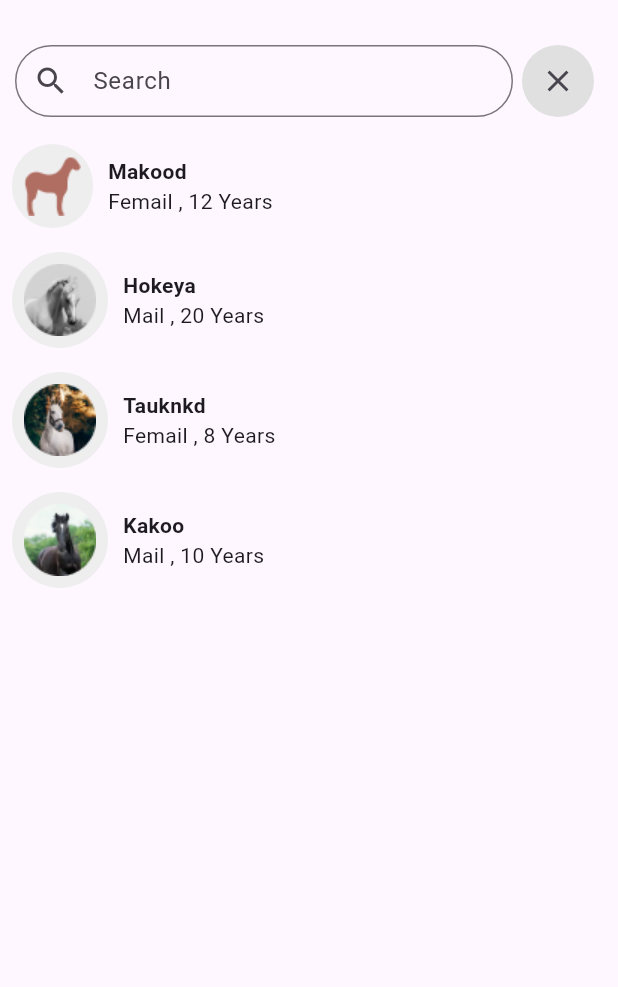
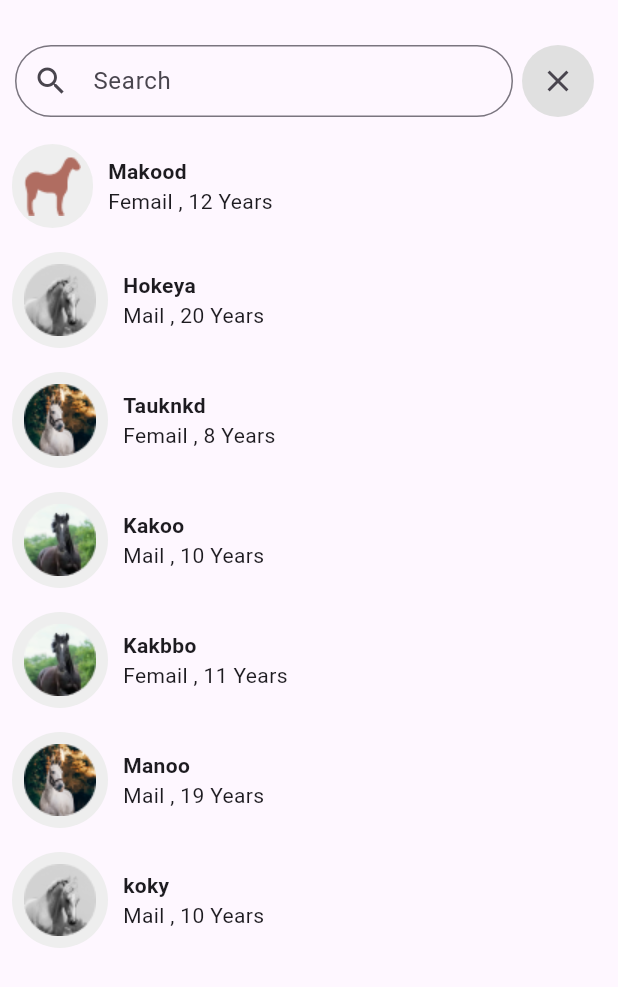
Before and after one commit to atefelsaeed/FamilyTree, a Flutter app: the SearchScreen screen opened directly with empty values, on a phone screen of 412 x 824 dp. Shown: the top 987 px of the screen. Run offline on Flutter 3.47's test engine with Material 3 defaults, Android fonts, the phone set to English and light mode, and no system bars; missing offline and left inert: graphview.

```diff
--- a/lib/data/providers/animal_states.dart
+++ b/lib/data/providers/animal_states.dart
@@ -19,7 +19,7 @@ class AnimalStates {
     AnimalNode(
         id: '123456',
         name: 'Hokeya',
-        status: AnimalStatus.borrowed,
+        status: AnimalStatus.sold,
         image: AppAssets.defaultAnimal1,
         gender: AnimalGender.mail,
         age: 20,
@@ -40,6 +40,30 @@ class AnimalStates {
         gender: AnimalGender.mail,
         age: 10,
         children: []),
+    AnimalNode(
+        id: '8929283',
+        name: 'Kakbbo',
+        status: AnimalStatus.borrowed,
+        image: AppAssets.defaultAnimal3,
+        gender: AnimalGender.femail,
+        age: 11,
+        children: []),
+    AnimalNode(
+        id: '899545',
+        name: 'Manoo',
+        status: AnimalStatus.sold,
+        image: AppAssets.defaultAnimal2,
+        gender: AnimalGender.mail,
+        age: 19,
+        children: []),
+    AnimalNode(
+        id: '09289',
+        name: 'koky',
+        status: AnimalStatus.sold,
+        image: AppAssets.defaultAnimal1,
+        gender: AnimalGender.mail,
+        age: 10,
+        children: []),
   ];
   AnimalNode? selectedAnimalNode;
   AnimalNode? currentAnimalNode;
--- a/lib/main.dart
+++ b/lib/main.dart
@@ -18,12 +18,13 @@ class MyApp extends StatelessWidget {
         return AnimalController();
       },
       child: MaterialApp(
+        debugShowCheckedModeBanner: false,
         title: 'Family Tree Demo',
         theme: ThemeData(
           colorScheme: ColorScheme.fromSeed(seedColor: Colors.deepPurple),
           useMaterial3: true,
         ),
-        home:  FamilyTreeScreen(),
+        home:  const FamilyTreeScreen(),
       ),
     );
   }
--- a/lib/presentaion/search_screen/components/search_results.dart
+++ b/lib/presentaion/search_screen/components/search_results.dart
@@ -33,7 +33,6 @@ class SearchResults extends StatelessWidget {
               child: InkWell(
                 onTap: () {
                   provider.chooseAnimal(filteredItems[index]);
-
                   callBack();
                   Navigator.of(context).pop();
                 },
--- a/lib/presentaion/search_screen/search_animal.dart
+++ b/lib/presentaion/search_screen/search_animal.dart
@@ -12,9 +12,7 @@ class SearchScreen extends StatelessWidget {
 
   @override
   Widget build(BuildContext context) {
-    return ChangeNotifierProvider(
-      create: (_) => AnimalController(),
-      child: Scaffold(
+    return Scaffold(
       body: SafeArea(
         child: Column(
           children: [
@@ -33,7 +31,6 @@ class SearchScreen extends StatelessWidget {
           ],
         ),
       ),
-      ),
     );
   }
 }
```
Also changed, not shown: lib/presentaion/home_screen/components/animal_item.dart (+7 -6 lines), lib/presentaion/home_screen/family_tree_screen.dart (+112 -64 lines). Lines whose indentation alone changed are shown as unchanged.
